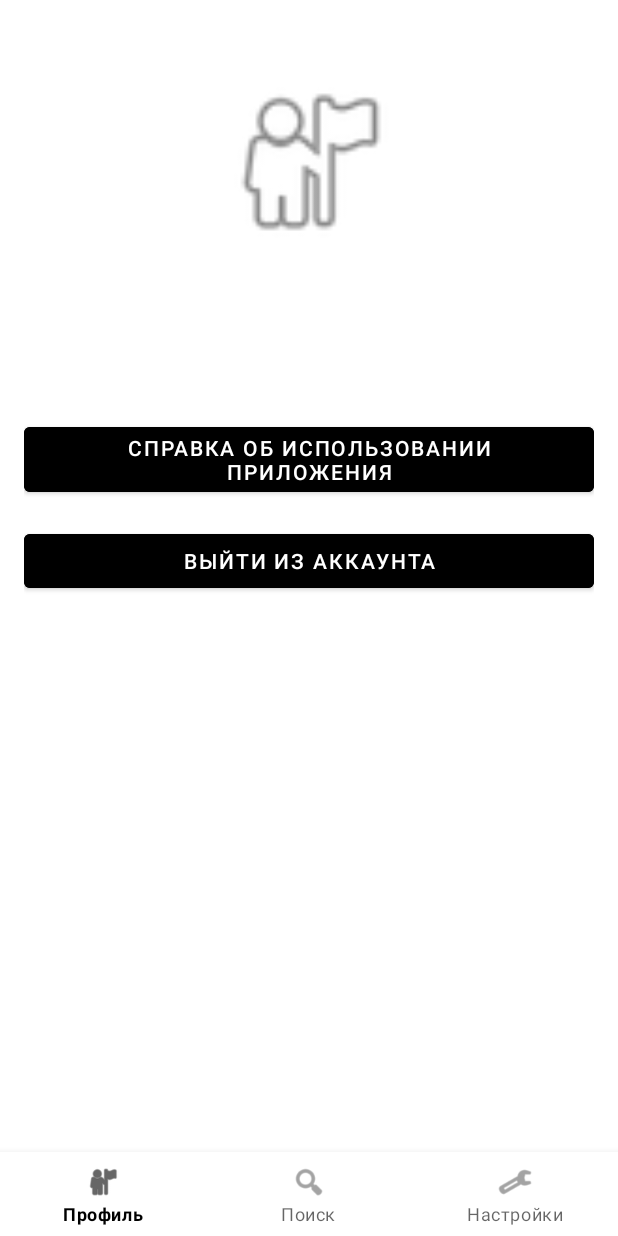
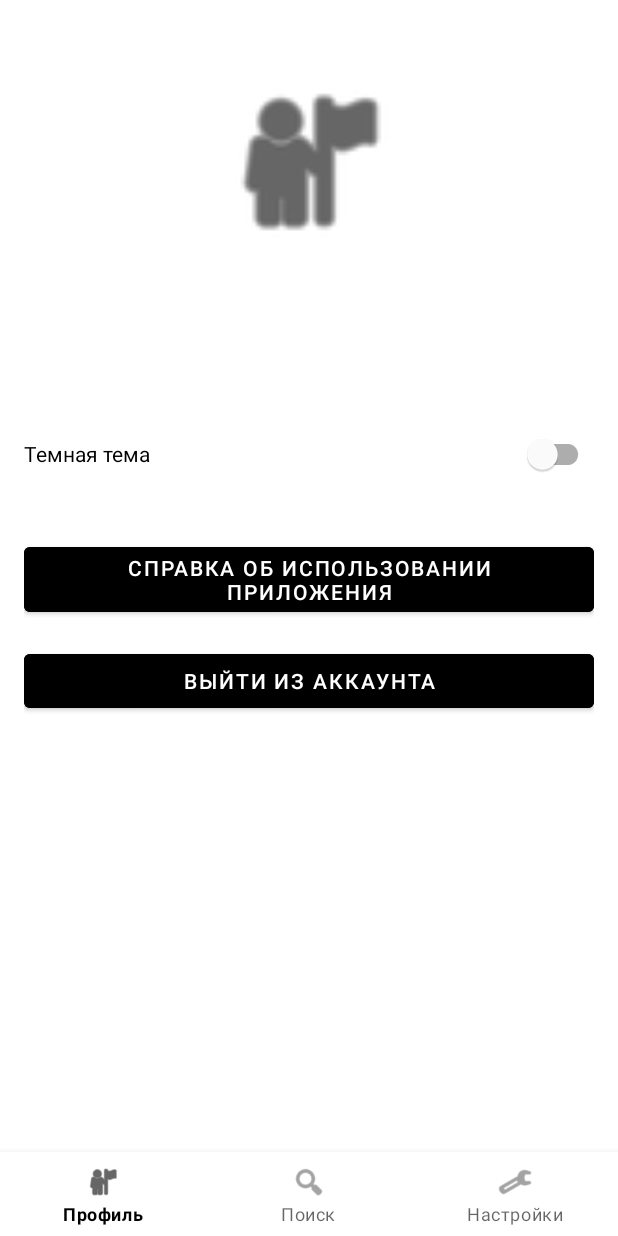
Before and after one commit to emiliyura/hotelapp, an Android app: the fragment ProfileFragment placed in its activity, on a phone screen of 412 x 824 dp. Run offline under Robolectric (Android 15) with nearby library versions, the light colour scheme and no system bars; 1 statement that could not run was skipped.

Commit message:
Темная светлая тема

```diff
--- a/app/src/main/AndroidManifest.xml
+++ b/app/src/main/AndroidManifest.xml
@@ -13,7 +13,7 @@
         android:label="@string/app_name"
         android:roundIcon="@mipmap/ic_launcher_round"
         android:supportsRtl="true"
-        android:theme="@style/AppTheme"
+        android:theme="@style/Theme.HotelApp"
         android:usesCleartextTraffic="true"
         android:requestLegacyExternalStorage="true"
         tools:targetApi="31">
--- a/app/src/main/java/com/example/hotelapp/MainActivity.kt
+++ b/app/src/main/java/com/example/hotelapp/MainActivity.kt
@@ -1,8 +1,10 @@
 package com.example.hotelapp
 
+import android.content.Context
 import android.content.Intent
 import android.os.Bundle
 import androidx.appcompat.app.AppCompatActivity
+import androidx.appcompat.app.AppCompatDelegate
 import androidx.fragment.app.Fragment
 import com.example.hotelapp.fragments.ProfileFragment
 import com.example.hotelapp.fragments.SearchFragment
@@ -18,6 +20,10 @@ class MainActivity : AppCompatActivity() {
 
     override fun onCreate(savedInstanceState: Bundle?) {
         super.onCreate(savedInstanceState)
+
+        // Применяем сохраненную тему
+        applyTheme()
+
         setContentView(R.layout.activity_main)
 
         // Проверяем, вошел ли пользователь в систему
@@ -79,6 +85,16 @@ class MainActivity : AppCompatActivity() {
         }
     }
 
+    private fun applyTheme() {
+        val sharedPrefs = getSharedPreferences("ThemePrefs", Context.MODE_PRIVATE)
+        val isDarkTheme = sharedPrefs.getBoolean("isDarkTheme", false)
+        if (isDarkTheme) {
+            AppCompatDelegate.setDefaultNightMode(AppCompatDelegate.MODE_NIGHT_YES)
+        } else {
+            AppCompatDelegate.setDefaultNightMode(AppCompatDelegate.MODE_NIGHT_NO)
+        }
+    }
+
     override fun onSaveInstanceState(outState: Bundle) {
         super.onSaveInstanceState(outState)
         // Сохраняем выбранный элемент навигации
--- a/app/src/main/java/com/example/hotelapp/fragments/ProfileFragment.kt
+++ b/app/src/main/java/com/example/hotelapp/fragments/ProfileFragment.kt
@@ -9,16 +9,19 @@ import android.view.ViewGroup
 import android.widget.Button
 import android.widget.TextView
 import android.widget.Toast
+import androidx.appcompat.app.AppCompatDelegate
 import androidx.fragment.app.Fragment
 import com.example.hotelapp.LoginActivity
 import com.example.hotelapp.R
 import com.example.hotelapp.HelpActivity
+import com.google.android.material.switchmaterial.SwitchMaterial
 
 class ProfileFragment : Fragment() {
     private lateinit var usernameText: TextView
     private lateinit var emailText: TextView
     private lateinit var logoutButton: Button
     private lateinit var helpButton: Button
+    private lateinit var themeSwitch: SwitchMaterial
 
     override fun onCreateView(
         inflater: LayoutInflater, container: ViewGroup?,
@@ -30,9 +33,23 @@ class ProfileFragment : Fragment() {
         emailText = view.findViewById(R.id.email_text)
         logoutButton = view.findViewById(R.id.logout_button)
         helpButton = view.findViewById(R.id.help_button)
+        themeSwitch = view.findViewById(R.id.theme_switch)
 
         // Загружаем данные пользователя из SharedPreferences
         loadUserData()
+
+        // Загружаем состояние темы
+        loadThemeState()
+
+        // Обработчик переключения темы
+        themeSwitch.setOnCheckedChangeListener { _, isChecked ->
+            saveThemeState(isChecked)
+            if (isChecked) {
+                AppCompatDelegate.setDefaultNightMode(AppCompatDelegate.MODE_NIGHT_YES)
+            } else {
+                AppCompatDelegate.setDefaultNightMode(AppCompatDelegate.MODE_NIGHT_NO)
+            }
+        }
 
         // Обработчик кнопки выхода из аккаунта
         logoutButton.setOnClickListener {
@@ -60,6 +77,17 @@ class ProfileFragment : Fragment() {
         emailText.text = email
     }
 
+    private fun loadThemeState() {
+        val sharedPrefs = requireActivity().getSharedPreferences("ThemePrefs", Context.MODE_PRIVATE)
+        val isDarkTheme = sharedPrefs.getBoolean("isDarkTheme", false)
+        themeSwitch.isChecked = isDarkTheme
+    }
+
+    private fun saveThemeState(isDarkTheme: Boolean) {
+        val sharedPrefs = requireActivity().getSharedPreferences("ThemePrefs", Context.MODE_PRIVATE)
+        sharedPrefs.edit().putBoolean("isDarkTheme", isDarkTheme).apply()
+    }
+
     private fun logout() {
         val sharedPrefs = requireActivity().getSharedPreferences("UserData", Context.MODE_PRIVATE)
         with(sharedPrefs.edit()) {
--- a/app/src/main/res/layout/activity_welcome.xml
+++ b/app/src/main/res/layout/activity_welcome.xml
@@ -3,7 +3,7 @@
     xmlns:app="http://schemas.android.com/apk/res-auto"
     android:layout_width="match_parent"
     android:layout_height="match_parent"
-    android:background="@color/white"
+    android:background="?android:colorBackground"
     android:padding="16dp">
 
     <ImageView
@@ -14,7 +14,8 @@
         android:src="@drawable/ic_hotel"
         app:layout_constraintEnd_toEndOf="parent"
         app:layout_constraintStart_toStartOf="parent"
-        app:layout_constraintTop_toTopOf="parent" />
+        app:layout_constraintTop_toTopOf="parent"
+        app:tint="?android:textColorPrimary"/>
 
     <TextView
         android:id="@+id/welcomeTitle"
@@ -22,7 +23,7 @@
         android:layout_height="wrap_content"
         android:layout_marginTop="32dp"
         android:text="Добро пожаловать!"
-        android:textColor="@color/black"
+        android:textColor="?android:textColorPrimary"
         android:textSize="24sp"
         android:textStyle="bold"
         app:layout_constraintEnd_toEndOf="parent"
@@ -36,7 +37,7 @@
         android:layout_marginTop="16dp"
         android:gravity="center"
         android:text="Это приложение для удобного бронирования номеров в отелях. Выберите отель, даты заезда и выезда, и забронируйте номер в несколько кликов!"
-        android:textColor="@color/black"
+        android:textColor="?android:textColorPrimary"
         android:textSize="16sp"
         app:layout_constraintEnd_toEndOf="parent"
         app:layout_constraintStart_toStartOf="parent"
--- a/app/src/main/res/layout/fragment_profile.xml
+++ b/app/src/main/res/layout/fragment_profile.xml
@@ -4,7 +4,8 @@
     xmlns:tools="http://schemas.android.com/tools"
     android:layout_width="match_parent"
     android:layout_height="match_parent"
-    android:padding="16dp">
+    android:padding="16dp"
+    android:background="?android:colorBackground">
 
     <ImageView
         android:id="@+id/profile_image"
@@ -14,7 +15,8 @@
         android:src="@android:drawable/ic_menu_myplaces"
         app:layout_constraintEnd_toEndOf="parent"
         app:layout_constraintStart_toStartOf="parent"
-        app:layout_constraintTop_toTopOf="parent" />
+        app:layout_constraintTop_toTopOf="parent"
+        app:tint="?android:textColorPrimary"/>
 
     <TextView
         android:id="@+id/username_text"
@@ -24,6 +26,7 @@
         android:text="Имя пользователя"
         android:textSize="24sp"
         android:textStyle="bold"
+        android:textColor="?android:textColorPrimary"
         app:layout_constraintEnd_toEndOf="parent"
         app:layout_constraintStart_toStartOf="parent"
         app:layout_constraintTop_toBottomOf="@+id/profile_image" />
@@ -35,31 +38,42 @@
         android:layout_marginTop="8dp"
         android:text="user@example.com"
         android:textSize="16sp"
-        android:textColor="#777777"
+        android:textColor="?android:textColorSecondary"
         app:layout_constraintEnd_toEndOf="parent"
         app:layout_constraintStart_toStartOf="parent"
         app:layout_constraintTop_toBottomOf="@+id/username_text" />
 
-    <Button
-        android:id="@+id/help_button"
-        android:layout_width="0dp"
+    <com.google.android.material.switchmaterial.SwitchMaterial
+        android:id="@+id/theme_switch"
+        android:layout_width="match_parent"
         android:layout_height="wrap_content"
         android:layout_marginTop="32dp"
-        android:backgroundTint="#000000"
-        android:text="Справка об использовании приложения"
-        android:textColor="#FFFFFF"
+        android:text="Темная тема"
+        android:textColor="?android:textColorPrimary"
         app:layout_constraintEnd_toEndOf="parent"
         app:layout_constraintStart_toStartOf="parent"
         app:layout_constraintTop_toBottomOf="@+id/email_text" />
 
     <Button
+        android:id="@+id/help_button"
+        android:layout_width="match_parent"
+        android:layout_height="wrap_content"
+        android:layout_marginTop="32dp"
+        android:backgroundTint="?attr/colorPrimary"
+        android:text="Справка об использовании приложения"
+        android:textColor="?attr/colorOnPrimary"
+        app:layout_constraintEnd_toEndOf="parent"
+        app:layout_constraintStart_toStartOf="parent"
+        app:layout_constraintTop_toBottomOf="@+id/theme_switch" />
+
+    <Button
         android:id="@+id/logout_button"
-        android:layout_width="0dp"
+        android:layout_width="match_parent"
         android:layout_height="wrap_content"
         android:layout_marginTop="16dp"
-        android:backgroundTint="#000000"
+        android:backgroundTint="?attr/colorPrimary"
         android:text="ВЫЙТИ ИЗ АККАУНТА"
-        android:textColor="#FFFFFF"
+        android:textColor="?attr/colorOnPrimary"
         app:layout_constraintEnd_toEndOf="parent"
         app:layout_constraintStart_toStartOf="parent"
         app:layout_constraintTop_toBottomOf="@+id/help_button" />
--- /dev/null
+++ b/app/src/main/res/values-night/colors.xml
@@ -0,0 +1,12 @@
+<?xml version="1.0" encoding="utf-8"?>
+<resources>
+    <!-- Dark theme colors -->
+    <color name="background_light">#FF121212</color>
+    <color name="surface_light">#FF1E1E1E</color>
+    <color name="on_background_light">#FFFFFFFF</color>
+    <color name="on_surface_light">#FFFFFFFF</color>
+    <color name="card_background_light">#FF2D2D2D</color>
+    <color name="text_primary_light">#FFFFFFFF</color>
+    <color name="text_secondary_light">#FFB3B3B3</color>
+    <color name="divider_light">#FF424242</color>
+</resources>
--- a/app/src/main/res/values-night/themes.xml
+++ b/app/src/main/res/values-night/themes.xml
@@ -10,4 +10,33 @@
         <item name="colorOnSecondary">@color/white</item>
         <item name="android:statusBarColor">@color/colorPrimaryDark</item>
     </style>
+
+    <style name="Theme.HotelApp" parent="Theme.MaterialComponents.DayNight">
+        <!-- Dark theme attributes -->
+        <item name="windowActionBar">false</item>
+        <item name="windowNoTitle">true</item>
+
+        <item name="colorPrimary">@color/surface_light</item>
+        <item name="colorPrimaryDark">@color/background_light</item>
+        <item name="colorAccent">@color/accent</item>
+
+        <item name="android:windowBackground">@color/background_light</item>
+        <item name="android:colorBackground">@color/background_light</item>
+        <item name="colorSurface">@color/surface_light</item>
+
+        <item name="android:textColorPrimary">@color/text_primary_light</item>
+        <item name="android:textColorSecondary">@color/text_secondary_light</item>
+        <item name="android:divider">@color/divider_light</item>
+
+        <item name="colorOnPrimary">@color/on_surface_light</item>
+        <item name="colorOnSurface">@color/on_surface_light</item>
+
+        <item name="materialCardViewStyle">@style/Widget.App.CardView</item>
+    </style>
+
+    <style name="Widget.App.CardView" parent="Widget.MaterialComponents.CardView">
+        <item name="cardBackgroundColor">@color/card_background_light</item>
+        <item name="cardElevation">4dp</item>
+        <item name="cardCornerRadius">8dp</item>
+    </style>
 </resources>
--- a/app/src/main/res/values/colors.xml
+++ b/app/src/main/res/values/colors.xml
@@ -1,8 +1,8 @@
 <?xml version="1.0" encoding="utf-8"?>
 <resources>
     <color name="purple_200">#FFBB86FC</color>
-    <color name="purple_500">#FF6200EE</color>
-    <color name="purple_700">#FF3700B3</color>
+    <color name="purple_500">#000000</color>
+    <color name="purple_700">#000000</color>
     <color name="teal_200">#FF03DAC5</color>
     <color name="teal_700">#FF018786</color>
     <color name="black">#FF000000</color>
@@ -12,4 +12,18 @@
     <color name="colorPrimary">#000000</color>
     <color name="colorPrimaryDark">#000000</color>
     <color name="colorAccent">#000000</color>
+
+    <color name="primary">#000000</color>
+    <color name="primary_dark">#000000</color>
+    <color name="accent">#FF03DAC5</color>
+
+    <!-- Light theme colors -->
+    <color name="background_light">#FFFFFFFF</color>
+    <color name="surface_light">#FFFFFFFF</color>
+    <color name="on_background_light">#FF000000</color>
+    <color name="on_surface_light">#FF000000</color>
+    <color name="card_background_light">#FFFFFFFF</color>
+    <color name="text_primary_light">#FF000000</color>
+    <color name="text_secondary_light">#FF666666</color>
+    <color name="divider_light">#FFE0E0E0</color>
 </resources>
--- a/app/src/main/res/values/themes.xml
+++ b/app/src/main/res/values/themes.xml
@@ -17,4 +17,28 @@
         <item name="windowNoTitle">true</item>
         <item name="android:statusBarColor">@android:color/transparent</item>
     </style>
+
+    <style name="Theme.HotelApp" parent="Theme.MaterialComponents.DayNight">
+        <item name="windowActionBar">false</item>
+        <item name="windowNoTitle">true</item>
+
+        <item name="colorPrimary">@color/primary</item>
+        <item name="colorPrimaryDark">@color/primary_dark</item>
+        <item name="colorAccent">@color/accent</item>
+
+        <item name="android:windowBackground">@color/background_light</item>
+        <item name="android:colorBackground">@color/background_light</item>
+        <item name="colorSurface">@color/surface_light</item>
+        <item name="android:textColorPrimary">@color/text_primary_light</item>
+        <item name="android:textColorSecondary">@color/text_secondary_light</item>
+        <item name="android:divider">@color/divider_light</item>
+
+        <item name="materialCardViewStyle">@style/Widget.App.CardView</item>
+    </style>
+
+    <style name="Widget.App.CardView" parent="Widget.MaterialComponents.CardView">
+        <item name="cardBackgroundColor">@color/card_background_light</item>
+        <item name="cardElevation">4dp</item>
+        <item name="cardCornerRadius">8dp</item>
+    </style>
 </resources>
```
